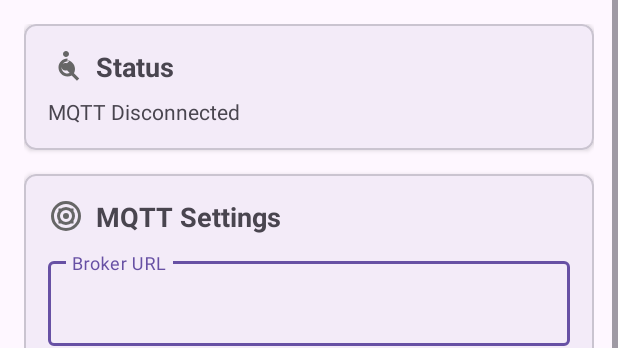
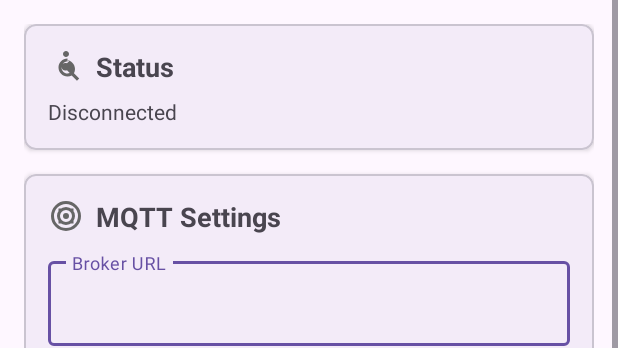
Before and after one commit to vpont/Notif2MQTT, an Android app: the layout activity_main.xml on its own in the app's theme, with its tools: preview values and no code run, on a phone screen of 412 x 824 dp. Shown: the top 348 px of the screen. Run offline under Robolectric (Android 15) with nearby library versions, the phone set to English and light mode, and no system bars.

Commit message:
Fix strings

```diff
--- a/app/src/main/res/layout/activity_main.xml
+++ b/app/src/main/res/layout/activity_main.xml
@@ -51,7 +51,7 @@
                     android:id="@+id/statusText"
                     android:layout_width="wrap_content"
                     android:layout_height="wrap_content"
-                    android:text="@string/mqtt_disconnected"
+                    android:text="@string/disconnected"
                     android:textSize="14sp"/>
 
             </LinearLayout>
@@ -224,7 +224,7 @@
                             android:textStyle="bold"/>
 
                         <TextView
-                            android:id="@+id/permissionStatus"
+                            android:id="@+id/permissionStatusText"
                             android:layout_width="wrap_content"
                             android:layout_height="wrap_content"
                             android:text="@string/permission_not_granted"
```
Also changed, not shown: app/src/main/java/com/notif2mqtt/MainActivity.kt (+5 -15 lines), app/src/main/res/values/strings.xml (+5 -12 lines).
